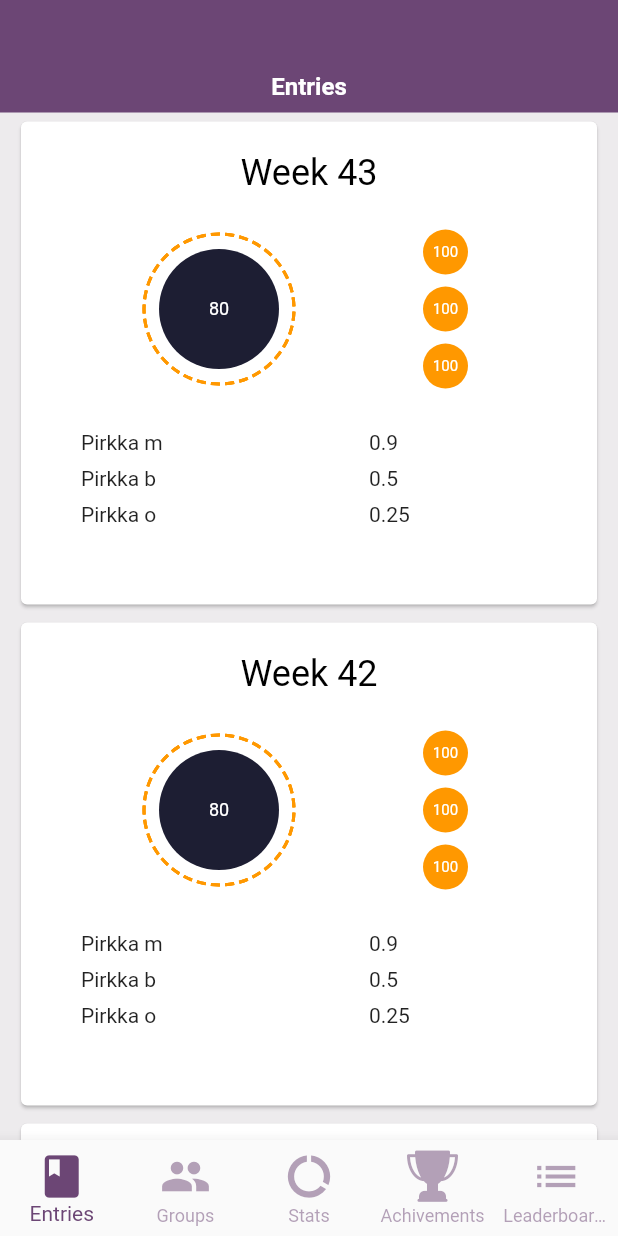
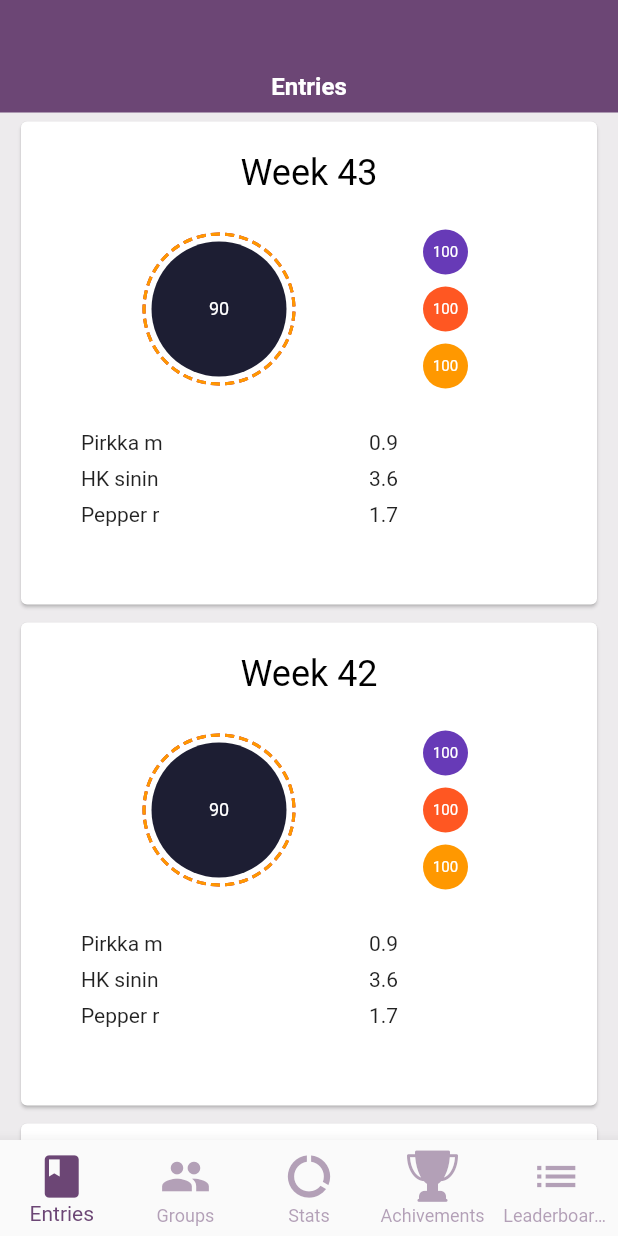
Before and after one commit to altaired/junction, a Flutter app: the screen it shows after launch, on a phone screen of 412 x 824 dp. Run offline on Flutter 3.47's test engine with Material 2 defaults, Android fonts, the phone set to English and light mode, and no system bars; our stand-ins replace charts_flutter, flutter_svg, tuple.

Commit message:
Added some datas

```diff
--- a/lib/screens/create_group.dart
+++ b/lib/screens/create_group.dart
@@ -120,7 +120,7 @@ class _CreateGroupState extends State<CreateGroup> {
             onPressed: () {
               final String title = this._titleController.text;
               final Group group =
-                  new Group(title: title, members: this._members);
+                  new Group(title, this._members, Colors.orange, 2.0);
               Navigator.pop(context, group);
             },
             child: Text("Save"),
--- a/lib/screens/entries.dart
+++ b/lib/screens/entries.dart
@@ -1,5 +1,7 @@
 import 'package:flutter/material.dart';
+import 'package:junction/services/data.dart';
 import 'package:junction/shared/header.dart';
+import 'package:junction/shared/models/group.dart';
 import 'package:junction/shared/week_card.dart';
 
 class EntriesPage extends StatefulWidget {
@@ -10,15 +12,20 @@ class EntriesPage extends StatefulWidget {
 }
 
 class _EntriesPageState extends State<EntriesPage> {
+  final List<List<Group>> weeks = DataService.weeks();
+
   @override
   Widget build(BuildContext context) {
-    return Column(
+   return Column(
       mainAxisAlignment: MainAxisAlignment.start,
       children: <Widget>[
         Header(title: "Entries"),
         Expanded(
           child: ListView.builder(
             itemBuilder: (BuildContext context, int index) {
+              weeks[index].sort((a, b) => (a.avgFootprint - b.avgFootprint).toInt());
+              List<Group> week = weeks[index];
+
               final String title = widget.items?.elementAt(index) ?? "";
               return Container(
                 margin: EdgeInsets.symmetric(horizontal: 10, vertical: 2),
@@ -31,6 +38,7 @@ class _EntriesPageState extends State<EntriesPage> {
                   child: WeekCard(
                     key: Key(title),
                     title: title,
+                    groups: weeks[index],
                   ),
                 ),
               );
--- a/lib/services/data.dart
+++ b/lib/services/data.dart
@@ -1,3 +1,4 @@
+import 'package:flutter/material.dart';
 import 'package:junction/screens/dashboard.dart';
 import 'package:junction/shared/models/group.dart';
 import 'package:junction/shared/models/leaderboard.dart';
@@ -17,13 +18,13 @@ class DataService {
 
   static final List<Product> products = [
     Product(desc: "Pirkka milk semi skimmed 1 l", amount: 2, emission: 0.9),
+    Product(desc: "HK sininen link sausage 580g", amount: 2, emission: 3.6),
+    Product(desc: "Pepper red foreign kg", amount: 1, emission: 1.7),
     Product(desc: "Pirkka banaani kg", amount: 1, emission: 0.5),
     Product(desc: "Pirkka omena Gala kg", amount: 1, emission: 0.25),
     Product(desc: "Clementine kg", amount: 1, emission: 0.6),
     Product(desc: "Pirkka whipped cream 2dl", amount: 1, emission: 0.85),
     Product(desc: "Oululainen reissumies dark 4pcs/280g", amount: 1, emission: 0.16),
-    Product(desc: "Pepper red foreign kg", amount: 1, emission: 1.7),
-    Product(desc: "HK sininen link sausage 580g", amount: 2, emission: 3.6),
     Product(desc: "Myllyn Paras macaroni 400g", amount: 1, emission: 0.36),
     Product(desc: "Pirkka free hens egg M10 580g", amount: 2, emission: 0.35),
     Product(desc: "Kulta Katriina coffee 500g fg", amount: 1, emission: 1.15),
@@ -59,11 +60,35 @@ class DataService {
   ];
 
   static final List<Group> groups = [
-    Group(title: "Junction Team", members: [
+    Group("Junction Team", [
       GroupMember(name: "Simon Persson", email: "simon@akep.se"),
       GroupMember(name: "Alexander Tuoma", email: "tuoma@kth.se"),
       GroupMember(name: "Hampus Weslien", email: "hampus@lth.se"),
       GroupMember(name: "Karl-Oskar Rikas", email: "ko@lth.se")
-    ])
+    ], Colors.deepPurple, 90.0),
+    Group("Hack Team", [
+      GroupMember(name: "Simon Persson", email: "simon@akep.se"),
+      GroupMember(name: "Alexander Tuoma", email: "tuoma@kth.se"),
+      GroupMember(name: "Hampus Weslien", email: "hampus@lth.se"),
+      GroupMember(name: "Karl-Oskar Rikas", email: "ko@lth.se")
+    ], Colors.deepOrange, 100.0),
+    Group("Gym Team", [
+      GroupMember(name: "Simon Persson", email: "simon@akep.se"),
+      GroupMember(name: "Alexander Tuoma", email: "tuoma@kth.se"),
+      GroupMember(name: "Hampus Weslien", email: "hampus@lth.se"),
+      GroupMember(name: "Karl-Oskar Rikas", email: "ko@lth.se")
+    ], Colors.orange, 120.0),
   ];
+
+  static final List<Color> colors = [Colors.orange, Colors.deepPurple, Colors.deepOrange];
+
+  static List<List<Group>> weeks() {
+    List<List<Group>> result = [];
+    for (int i = 0; i < 3; i++) {
+      result.add(groups.map((g) {
+        return Group(g.title, g.members, g.color, Group.genAvgFootprint());
+      }).toList());
+    }
+    return result;
+  }
 }
--- a/lib/shared/models/group.dart
+++ b/lib/shared/models/group.dart
@@ -8,7 +8,12 @@ class Group {
   Color color = genColor();
   double avgFootprint = genAvgFootprint();
 
-  Group({@required this.title, @required this.members});
+  Group(String title, List<GroupMember> members, Color c, double avg) {
+    this.title = title;
+    this.members = members;
+    color = c;
+    avgFootprint = avg;
+  }
 
   void add(GroupMember member) {
     this.members.add(member);
@@ -18,8 +23,16 @@ class Group {
     return color;
   }
 
+  void setColor(Color c) {
+    color = c;
+  }
+
   double getAvgFootprint() {
     return avgFootprint;
+  }
+
+  void setAvgFootprint(double avg) {
+    avgFootprint = avg;
   }
 
   static Color genColor() {
--- a/lib/shared/week_card.dart
+++ b/lib/shared/week_card.dart
@@ -1,3 +1,5 @@
+import 'dart:math';
+
 import 'package:flutter/material.dart';
 import 'package:junction/services/data.dart';
 import 'package:junction/shared/circle_graph.dart';
@@ -6,9 +8,9 @@ import 'models/group.dart';
 
 class WeekCard extends StatelessWidget {
   final String title;
-  List<Group> groups = [new Group(), new Group(), new Group()];
+  List<Group> groups;
 
-  WeekCard({Key key, @required this.title}) : super(key: key);
+  WeekCard({Key key, @required this.title, @required List<Group> this.groups}) : super(key: key);
 
   @override
   Widget build(BuildContext context) {
@@ -28,6 +30,9 @@ class WeekCard extends StatelessWidget {
       );
     }).toList();
 
+    Random rng = new Random();
+    int myEmission = (rng.nextInt(8) * 10) + 50;
+
     return Card(
       child: Column(
         mainAxisAlignment: MainAxisAlignment.spaceEvenly,
@@ -46,7 +51,7 @@ class WeekCard extends StatelessWidget {
           Row(
               mainAxisAlignment: MainAxisAlignment.spaceEvenly,
               children: [
-                Center(child: CircleGraph(80, groups)),
+                Center(child: CircleGraph(myEmission, groups)),
                 Column(
                     mainAxisAlignment: MainAxisAlignment.center,
                     children: groupColors,
```
